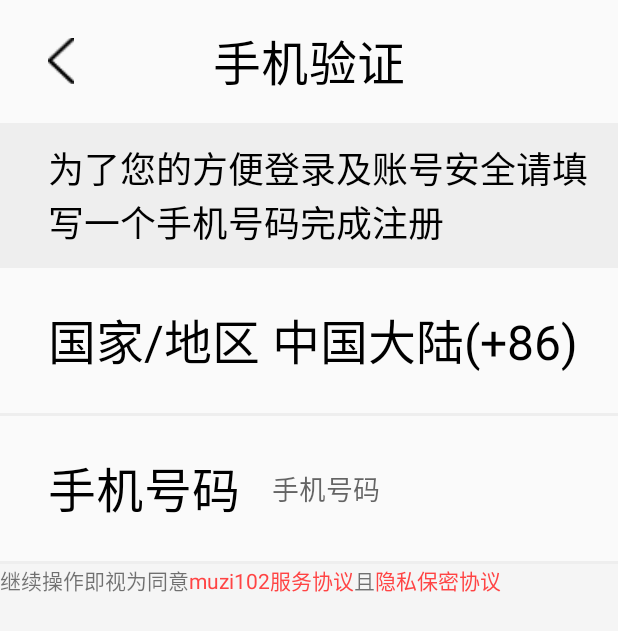
After one commit to muzi102/MUZI102, an Android app: the RegisterActivity screen opened directly, with no data from a screen before it, on a phone screen of 412 x 824 dp. The commit adds this screen. Shown: the top 631 px of the screen. Run offline under Robolectric (Android 15) with nearby library versions, the phone set to English and light mode, and no system bars.

Commit message:
RegisterActivity注册（手机验证界面）

```diff
--- a/app/src/main/AndroidManifest.xml
+++ b/app/src/main/AndroidManifest.xml
@@ -41,7 +41,8 @@
 
             <!-- Android 6.0申请权限界面 -->
         </activity>
-        <activity android:name=".activity.LoginActivity"></activity>
+        <activity android:name=".activity.LoginActivity" />
+        <activity android:name=".activity.RegisterActivity"></activity>
     </application>
 
 </manifest>
--- a/app/src/main/java/com/nxm/muzi102/activity/LoginActivity.kt
+++ b/app/src/main/java/com/nxm/muzi102/activity/LoginActivity.kt
@@ -1,7 +1,10 @@
 package com.nxm.muzi102.activity
 
+import android.content.Intent
 import android.os.Bundle
+import android.view.View
 import com.nxm.muzi102.R
+import kotlinx.android.synthetic.main.activity_login.*
 import kotlinx.android.synthetic.main.titlebar.*
 
 /**
@@ -10,12 +13,30 @@ import kotlinx.android.synthetic.main.titlebar.*
  * 2018年1月6日00:18:22             lzx              loginActivity布局界面
  * *******************************************************************************************
  */
-class LoginActivity : BaseActivity() {
+class LoginActivity : BaseActivity(), View.OnClickListener {
+    private var mIntent: Intent = Intent()
     override fun getContentView(): Int {
         return R.layout.activity_login
     }
 
     override fun onViewsDidLoad(savedInstanceState: Bundle?) {
         titlebar_title.setText(getString(R.string.login_title))
+        initOnClick()
+    }
+
+    private fun initOnClick() {
+        login_btn_register.setOnClickListener(this)
+    }
+
+    override fun onClick(p0: View?) {
+        when (p0?.id) {
+            R.id.login_btn_register ->
+                goToRegister()
+        }
+    }
+
+    private fun goToRegister() {
+        mIntent.setClass(this@LoginActivity, RegisterActivity::class.java)
+        startActivity(mIntent)
     }
 }
--- /dev/null
+++ b/app/src/main/java/com/nxm/muzi102/activity/RegisterActivity.kt
@@ -0,0 +1,27 @@
+package com.nxm.muzi102.activity
+
+import android.content.Intent
+import android.os.Bundle
+import android.view.View
+import com.nxm.muzi102.R
+import kotlinx.android.synthetic.main.activity_register.*
+import kotlinx.android.synthetic.main.titlebar.*
+
+class RegisterActivity : BaseActivity(), View.OnClickListener {
+    override fun onClick(p0: View?) {
+        var mIntent: Intent = Intent()
+    }
+
+    override fun getContentView(): Int {
+        return R.layout.activity_register
+    }
+
+    override fun onViewsDidLoad(savedInstanceState: Bundle?) {
+        titlebar_title.setText(getString(R.string.reginster_title))
+        reginster_tv_agreement.setOnClickListener(this)
+    }
+
+    private fun goToVerifyActivity() {
+
+    }
+}
--- a/app/src/main/java/com/nxm/muzi102/activity/Wellcome.kt
+++ b/app/src/main/java/com/nxm/muzi102/activity/Wellcome.kt
@@ -16,7 +16,6 @@ import com.nxm.muzi102.utils.ToastUtil
  * *******************************************************************************************
  * 修改日期                         修改人             任务名称                 功能或Bug描述
  * 2018年1月1日20:14:10            lzx              Activity 基类
- * *******************************************************************************************
  */
 class Wellcome : BaseActivity() {
     //声明变量
@@ -120,7 +119,7 @@ class Wellcome : BaseActivity() {
             System.exit(CKey.ZERO)
         } else {
             //权限足够跳转到主页面
-            //gotoMainActivity()
+//            gotoMainActivity()
             goToLoginActivity()
         }
     }
--- a/app/src/main/res/layout/activity_login.xml
+++ b/app/src/main/res/layout/activity_login.xml
@@ -16,14 +16,12 @@
 
     <RelativeLayout
         android:id="@+id/relay1"
-        android:layout_width="match_parent"
-        android:layout_height="@dimen/px145"
+        style="@style/convention_item"
         android:layout_below="@id/view_1">
 
         <TextView
             android:id="@+id/login_tv_account"
             style="@style/login_account"
-
             android:text="@string/account" />
 
         <EditText
@@ -40,8 +38,7 @@
 
     <RelativeLayout
         android:id="@+id/relay2"
-        android:layout_width="match_parent"
-        android:layout_height="@dimen/px145"
+        style="@style/convention_item"
         android:layout_below="@id/view_2">
 
         <TextView
@@ -61,10 +58,8 @@
         android:layout_below="@id/relay2"></View>
 
     <RelativeLayout
-        android:layout_width="match_parent"
-        android:layout_height="match_parent"
-        android:layout_below="@id/view_3"
-        android:background="@color/gray_bg_1">
+        style="@style/re_bg"
+        android:layout_below="@id/view_3">
 
         <TextView
             android:id="@+id/login_forgetPsw"
--- /dev/null
+++ b/app/src/main/res/layout/activity_register.xml
@@ -0,0 +1,96 @@
+<?xml version="1.0" encoding="utf-8"?>
+<RelativeLayout xmlns:android="http://schemas.android.com/apk/res/android"
+    xmlns:tools="http://schemas.android.com/tools"
+    android:layout_width="match_parent"
+    android:layout_height="match_parent"
+    tools:context="com.nxm.muzi102.activity.RegisterActivity">
+
+    <include
+        android:id="@+id/reginster_layout1"
+        layout="@layout/titlebar"></include>
+
+    <RelativeLayout
+        android:id="@+id/reginster_relay1"
+        style="@style/convention_item"
+        android:background="@color/gray_bg"
+        android:layout_below="@id/reginster_layout1">
+
+        <TextView
+            style="@style/login_account"
+            android:text="@string/reginster_2"
+            android:textSize="@dimen/px36" />
+    </RelativeLayout>
+
+    <RelativeLayout
+        android:id="@+id/reginster_relay2"
+        style="@style/convention_item"
+        android:layout_below="@id/reginster_relay1">
+
+        <TextView
+            style="@style/login_account"
+            android:text="@string/reginster_1" />
+    </RelativeLayout>
+
+    <View
+        android:id="@+id/view_2"
+        style="@style/interval_2"
+        android:layout_below="@id/reginster_relay2"></View>
+
+    <RelativeLayout
+        android:id="@+id/reginster_relay3"
+        style="@style/convention_item"
+        android:layout_below="@id/view_2">
+
+        <TextView
+            android:id="@+id/login_tv_account"
+            style="@style/login_account"
+            android:text="@string/reginster_3" />
+
+        <EditText
+            android:layout_width="match_parent"
+            android:layout_height="wrap_content"
+            android:layout_centerVertical="true"
+            android:layout_marginLeft="@dimen/px32"
+            android:layout_toRightOf="@id/login_tv_account"
+            android:background="@null"
+            android:hint="手机号码"
+            android:textCursorDrawable="@null" />
+    </RelativeLayout>
+
+    <View
+        android:id="@+id/view_3"
+        style="@style/interval_2"
+        android:layout_below="@id/reginster_relay3"></View>
+
+    <RelativeLayout
+        android:id="@+id/reginster_relay4"
+        style="@style/re_bg"
+        android:layout_below="@id/view_3">
+
+        <LinearLayout
+            android:layout_width="match_parent"
+            android:layout_height="wrap_content"
+            android:orientation="horizontal">
+
+            <TextView
+                style="@style/text"
+                android:text="继续操作即视为同意" />
+
+            <TextView
+                android:id="@+id/reginster_tv_agreement"
+                style="@style/text"
+                android:text="muzi102服务协议"
+                android:textColor="@android:color/holo_red_light" />
+
+            <TextView
+                style="@style/text"
+                android:text="且" />
+
+            <TextView
+                style="@style/text"
+                android:text="隐私保密协议"
+                android:textColor="@android:color/holo_red_light" />
+        </LinearLayout>
+
+    </RelativeLayout>
+</RelativeLayout>
--- a/app/src/main/res/values/strings.xml
+++ b/app/src/main/res/values/strings.xml
@@ -17,4 +17,9 @@
     <string name="string_1">手机号码/会员名称</string>
     <string name="string_2">请输入密码</string>
     <string name="login_title">账号登录</string>
+    <!--RegisterActivity-->
+    <string name="reginster_title">手机验证</string>
+    <string name="reginster_1">国家/地区  中国大陆(+86)</string>
+    <string name="reginster_2">为了您的方便登录及账号安全请填写一个手机号码完成注册</string>
+    <string name="reginster_3">手机号码</string>
 </resources>
--- a/app/src/main/res/values/styles.xml
+++ b/app/src/main/res/values/styles.xml
@@ -44,6 +44,7 @@
         <item name="android:textColor">@color/gray_text</item>
         <item name="android:textSize">@dimen/px48</item>
         <item name="android:background">@null</item>
+        <item name="android:textCursorDrawable">@null</item>
         <item name="android:layout_centerInParent">true</item>
     </style>
 
@@ -54,4 +55,21 @@
         <item name="android:layout_marginRight">@dimen/px48</item>
         <item name="android:layout_marginLeft">@dimen/px48</item>
     </style>
+    <!--通用-->
+    <style name="convention_item">
+        <item name="android:layout_height">@dimen/px145</item>
+        <item name="android:layout_width">match_parent</item>
+    </style>
+
+    <style name="re_bg">
+        <item name="android:layout_height">match_parent</item>
+        <item name="android:layout_width">match_parent</item>
+        <item name="android:background">@color/gray_bg_1</item>
+    </style>
+
+    <style name="text">
+        <item name="android:layout_height">wrap_content</item>
+        <item name="android:layout_width">wrap_content</item>
+    </style>
+
 </resources>
```
